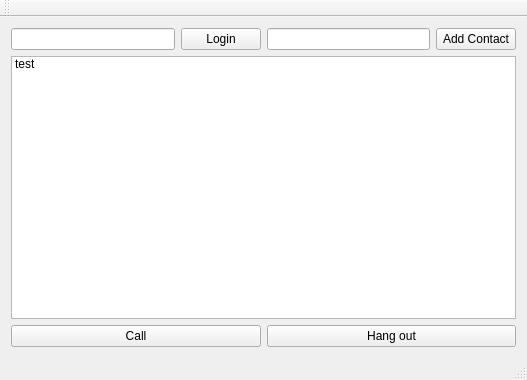
Qt form Client/ui/mainwindow.ui (RaJiska/CPP_babel_2018) before a commit.
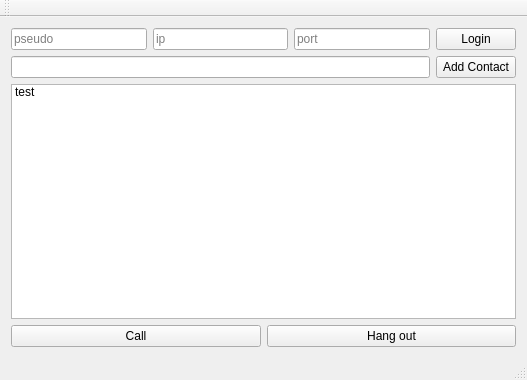
The same form after that commit.

Commit message: [CLIENT SERVER] : add port an ip choice

```diff
--- a/Client/ui/mainwindow.ui
+++ b/Client/ui/mainwindow.ui
@@ -18,7 +18,25 @@
     <item>
      <layout class="QHBoxLayout" name="horizontalLayout_3">
       <item>
-       <widget class="QLineEdit" name="LoginField"/>
+       <widget class="QLineEdit" name="LoginField">
+        <property name="placeholderText">
+         <string>pseudo</string>
+        </property>
+       </widget>
+      </item>
+      <item>
+       <widget class="QLineEdit" name="IpField">
+        <property name="placeholderText">
+         <string>ip</string>
+        </property>
+       </widget>
+      </item>
+      <item>
+       <widget class="QLineEdit" name="PortField">
+        <property name="placeholderText">
+         <string>port</string>
+        </property>
+       </widget>
       </item>
       <item>
        <widget class="QPushButton" name="Login">
@@ -30,6 +48,10 @@
         </property>
        </widget>
       </item>
+     </layout>
+    </item>
+    <item>
+     <layout class="QHBoxLayout" name="horizontalLayout_2">
       <item>
        <widget class="QLineEdit" name="Contactfield"/>
       </item>
```
The commit also changes 1 other file.
